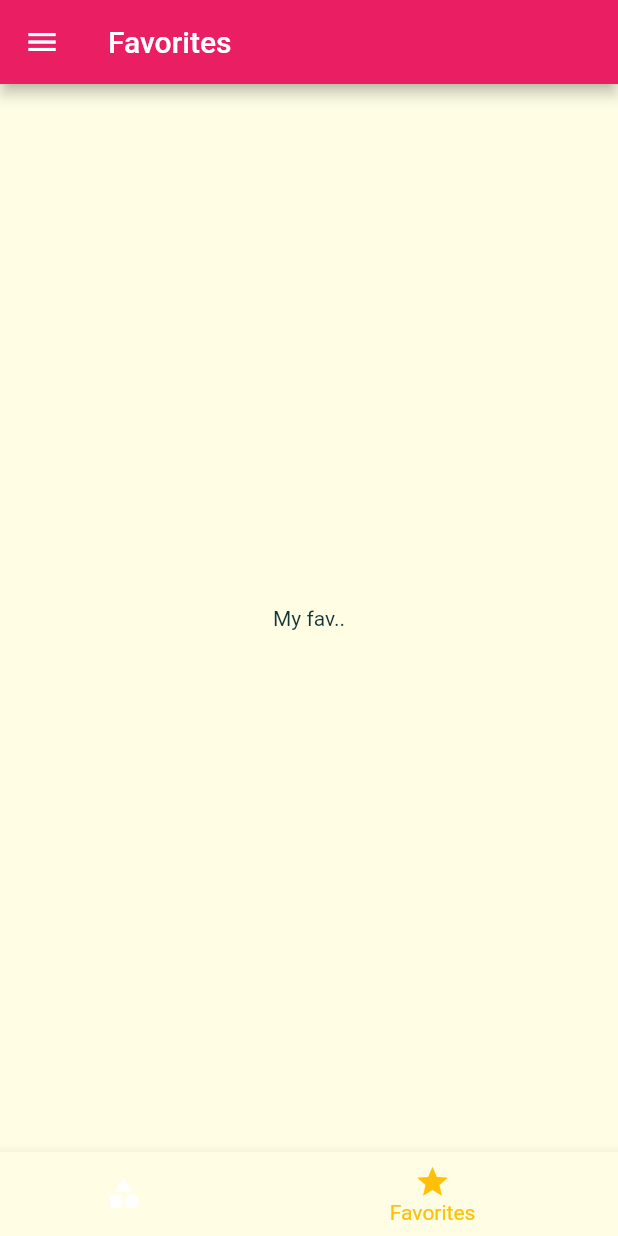
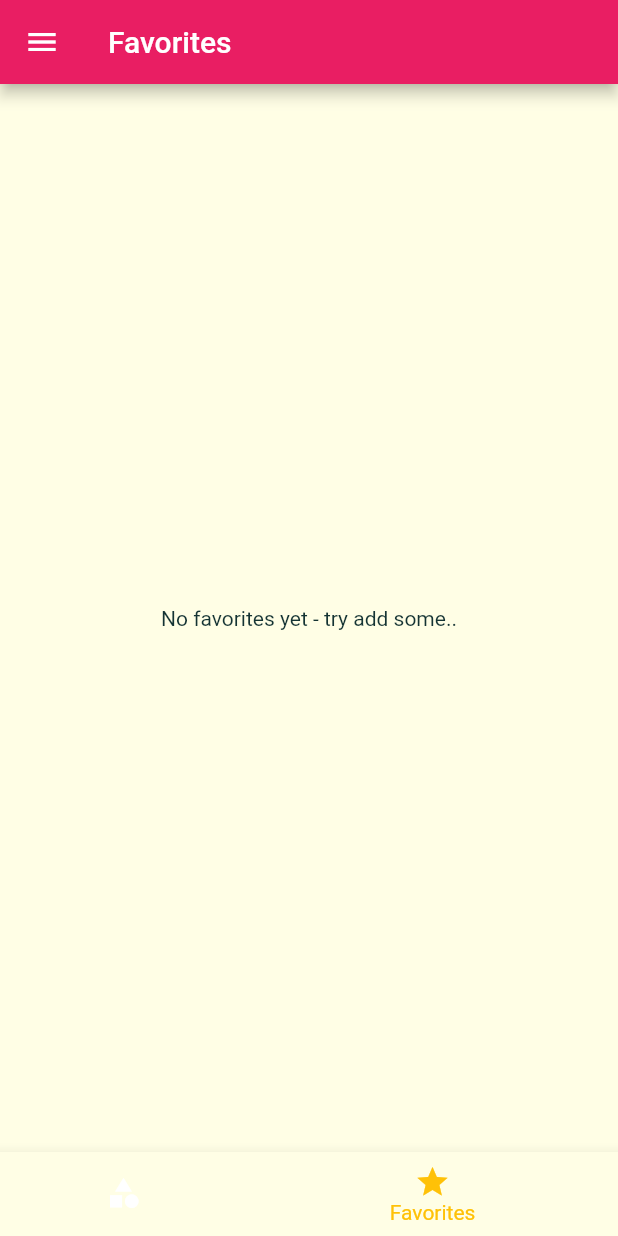
Before and after one commit to qwertymoscar/LearningFlutter, a Flutter app: the screen it shows after launch, item 2 of the bottom bar chosen, on a phone screen of 412 x 824 dp. Run offline on Flutter 3.47's test engine with Material 2 defaults, Android fonts, the phone set to English and light mode, and no system bars; Roboto replaces fonts that are missing (Raleway).

Commit message:
Added favorites - Discover a problem without using a state management

```diff
--- a/restaurant/lib/main.dart
+++ b/restaurant/lib/main.dart
@@ -23,6 +23,7 @@ class _MyAppState extends State<MyApp> {
     'vegetarian': false,
   };
   List<Meal> _availableMeals = DUMMY_MEALS;
+  List<Meal> _favoritesMeals = [];
 
   void _setSettings(Map<String, bool> settingData) {
     setState(() {
@@ -43,6 +44,25 @@ class _MyAppState extends State<MyApp> {
         return true;
       }).toList();
     });
+  }
+
+  void _toggleFavorite(String mealId) {
+    final existingIndx =
+        _favoritesMeals.indexWhere((meal) => meal.id == mealId);
+    if (existingIndx >= 0) {
+      setState(() {
+        _favoritesMeals.removeAt(existingIndx);
+      });
+    } else {
+      setState(() {
+        _favoritesMeals
+            .add(DUMMY_MEALS.firstWhere((meal) => meal.id == mealId));
+      });
+    }
+  }
+
+  bool _isMealFav(String id) {
+    return _favoritesMeals.any((meal) => meal.id == id);
   }
 
   @override
@@ -68,11 +88,12 @@ class _MyAppState extends State<MyApp> {
       ),
       //home: CategoriesScreen(),
       routes: {
-        '/': (ctx) => TabsScreen(),
+        '/': (ctx) => TabsScreen(_favoritesMeals),
         CategoryMealsScreen.routeName: (ctx) =>
             CategoryMealsScreen(_availableMeals),
-        MealDetailScreen.routeName: (ctx) => MealDetailScreen(),
-        SettingsScreen.routeName: (ctx) => SettingsScreen(_settings, _setSettings),
+        MealDetailScreen.routeName: (ctx) => MealDetailScreen(_toggleFavorite, _isMealFav),
+        SettingsScreen.routeName: (ctx) =>
+            SettingsScreen(_settings, _setSettings),
       },
     );
   }
--- a/restaurant/lib/screens/category_meals_screen.dart
+++ b/restaurant/lib/screens/category_meals_screen.dart
@@ -21,11 +21,11 @@ class _CategoryMealsScreenState extends State<CategoryMealsScreen> {
     super.initState();
   }
 
-  void _removeMeal(mealId) {
+  /*void _removeMeal(mealId) {
     setState(() {
       displayMeals.removeWhere((meal) => meal.id == mealId);
     });
-  }
+  }*/
 
   @override
   void didChangeDependencies() {
@@ -59,7 +59,7 @@ class _CategoryMealsScreenState extends State<CategoryMealsScreen> {
             imageUrl: displayMeals[index].imageUrl,
             complexity: displayMeals[index].complexity,
             affordability: displayMeals[index].affordability,
-            removeItem: _removeMeal,
+            // removeItem: _removeMeal,
           );
         },
         itemCount: displayMeals.length,
--- a/restaurant/lib/screens/favorites_screen.dart
+++ b/restaurant/lib/screens/favorites_screen.dart
@@ -1,10 +1,30 @@
 import 'package:flutter/material.dart';
+import './../models/meal.dart';
+import './../widgets/meal_item.dart';
 
 class FavoritesScreen extends StatelessWidget {
+  final List<Meal> favorites;
+  FavoritesScreen(this.favorites);
   @override
   Widget build(BuildContext context) {
-    return Center(
-      child: Text('My fav..'),
-    );
+    if (favorites.isEmpty) {
+      return Center(
+        child: Text('No favorites yet - try add some..'),
+      );
+    } else {
+      return ListView.builder(
+        itemBuilder: (ctx, index) {
+          return MealItem(
+            id: favorites[index].id,
+            title: favorites[index].title,
+            duration: favorites[index].duration,
+            imageUrl: favorites[index].imageUrl,
+            complexity: favorites[index].complexity,
+            affordability: favorites[index].affordability,
+          );
+        },
+        itemCount: favorites.length,
+      );
+    }
   }
 }
--- a/restaurant/lib/screens/tabs_screen.dart
+++ b/restaurant/lib/screens/tabs_screen.dart
@@ -1,29 +1,39 @@
 import 'package:flutter/material.dart';
+import 'package:restaurant/models/meal.dart';
 import 'package:restaurant/screens/categories_screen.dart';
 import 'package:restaurant/screens/favorites_screen.dart';
 import 'package:restaurant/widgets/main_drawer.dart';
 
 class TabsScreen extends StatefulWidget {
+  final List<Meal> favoritesMeals;
+  TabsScreen(this.favoritesMeals);
+
   @override
   _TabsScreenState createState() => _TabsScreenState();
 }
 
 class _TabsScreenState extends State<TabsScreen> {
-  List<Map<String, Object>> _pages = [
-    {
-      'pages': CategoriesScreen(),
-      'title': 'Categories',
-    },
-    {
-      'pages': FavoritesScreen(),
-      'title': 'Favorites',
-    }
-  ];
+  List<Map<String, Object>> _pages;
   int _selectedPageIndex = 0;
   void _selectPage(int index) {
     setState(() {
       _selectedPageIndex = index;
     });
+  }
+
+  @override
+  void initState() {
+    _pages = [
+      {
+        'pages': CategoriesScreen(),
+        'title': 'Categories',
+      },
+      {
+        'pages': FavoritesScreen(widget.favoritesMeals),
+        'title': 'Favorites',
+      }
+    ];
+    super.initState();
   }
 
   @override
--- a/restaurant/lib/widgets/meal_item.dart
+++ b/restaurant/lib/widgets/meal_item.dart
@@ -9,7 +9,7 @@ class MealItem extends StatelessWidget {
   final int duration;
   final Complexity complexity;
   final Affordability affordability;
-  final Function removeItem;
+  //final Function removeItem;
   MealItem({
     @required this.id,
     @required this.title,
@@ -17,7 +17,7 @@ class MealItem extends StatelessWidget {
     @required this.imageUrl,
     @required this.complexity,
     @required this.affordability,
-    @required this.removeItem,
+    //@required this.removeItem,
   });
 
   String get complexityText {
@@ -59,7 +59,7 @@ class MealItem extends StatelessWidget {
           arguments: id,
         )
         .then((value) => {
-          if (value != null) {removeItem(value)}
+          //if (value != null) {removeItem(value)}
         });
   }
 
```
Also changed, not shown: restaurant/lib/screens/meal_detail_screen.dart (+7 -4 lines), restaurant/lib/screens/settings_screen.dart (line endings or trailing spaces).
